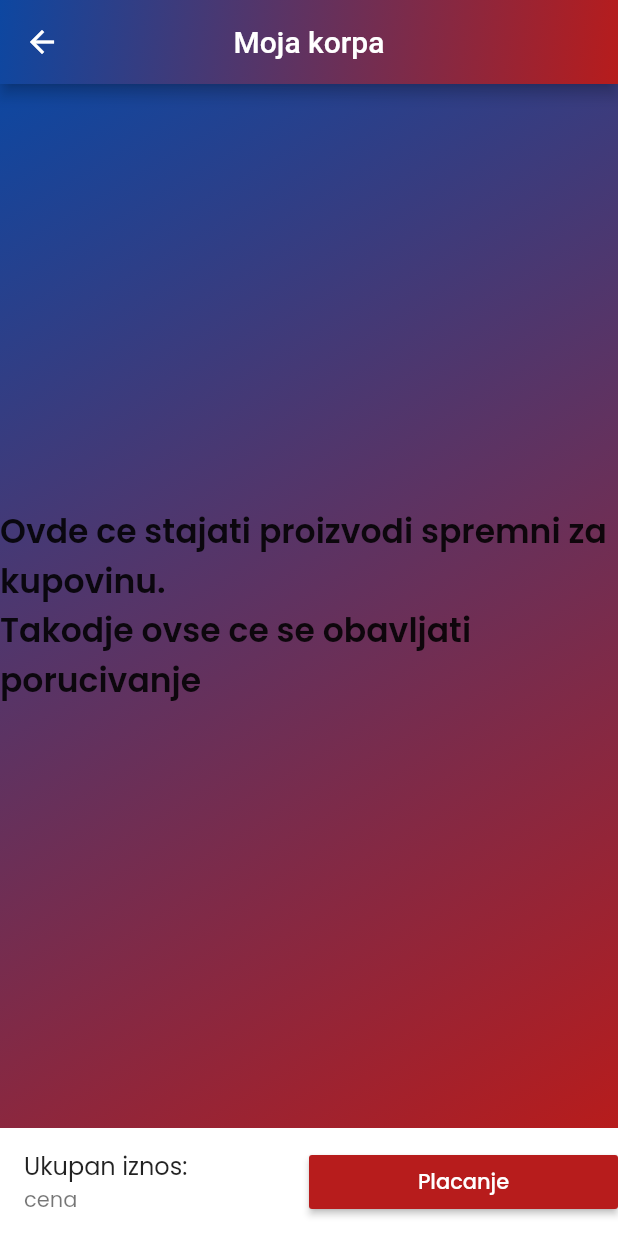
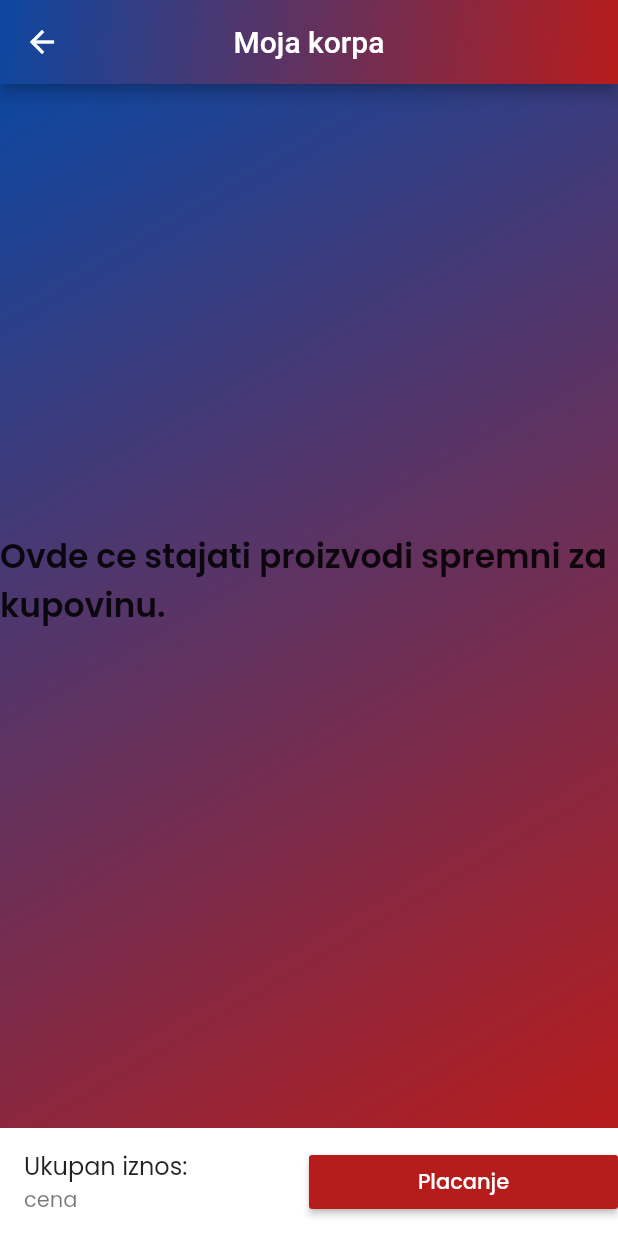
Before and after one commit to matf-pp/2021_Online_prodavnica, a Flutter app: the KorpaPage screen opened directly, on a phone screen of 412 x 824 dp. Run offline on Flutter 3.47's test engine with Material 2 defaults, Android fonts, the light colour scheme and no system bars; our stand-ins replace firebase_core, flutter_spinkit, google_fonts; accounts and stored records are empty.

Commit message:
Update korpa_page.dart

```diff
--- a/party_monster/lib/screens/korpa_page.dart
+++ b/party_monster/lib/screens/korpa_page.dart
@@ -51,7 +51,7 @@ class _KorpaPageState extends State<KorpaPage> {
         child: Center(
           //Ovde ide sadrzaj strane
           child: Text(
-            "Ovde ce stajati proizvodi spremni za kupovinu.\nTakodje ovse ce se obavljati porucivanje",
+            "Ovde ce stajati proizvodi spremni za kupovinu.\n",
             style: TextStyle(fontSize: 22.0, fontWeight: FontWeight.w600),
           ),
         ),
```
